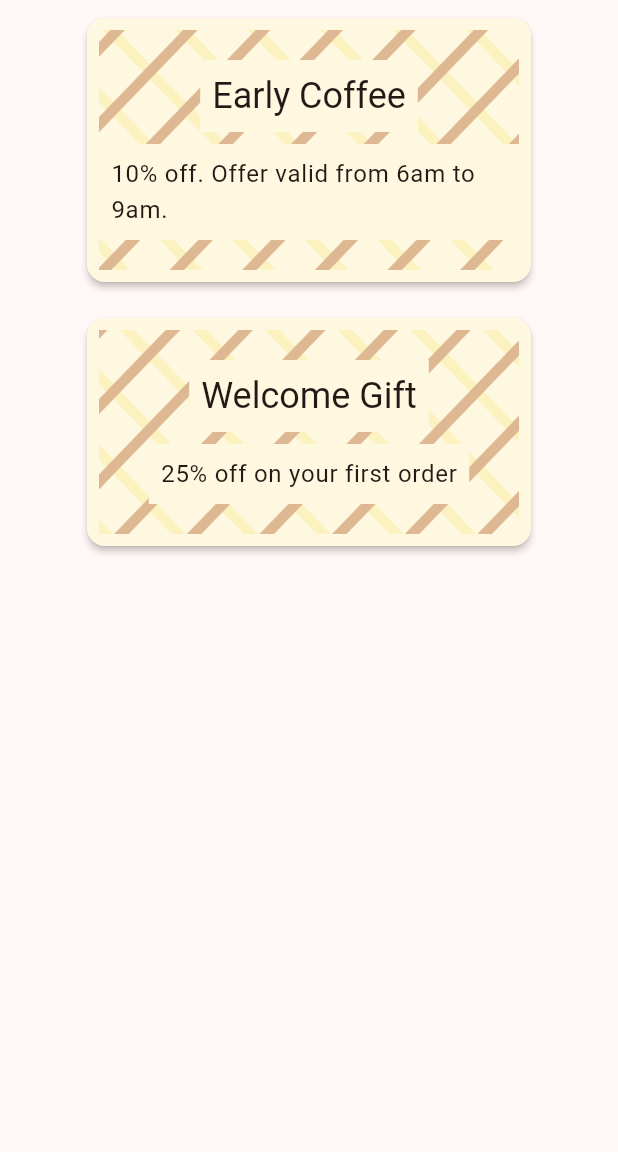
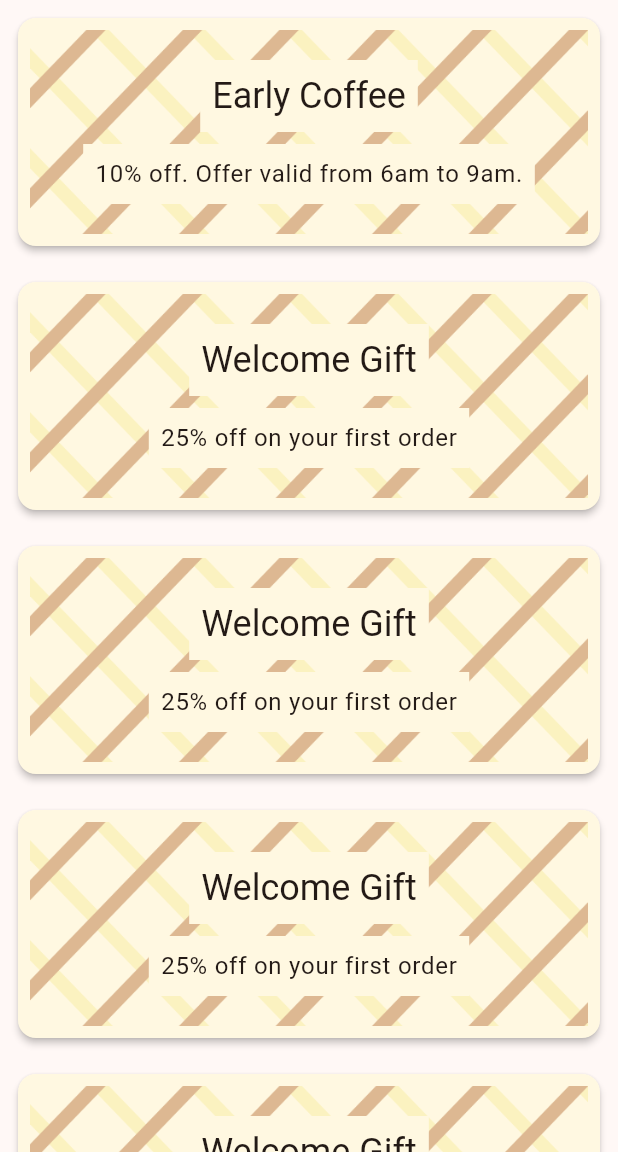
Before and after one commit to siw-ss/coffee_masters_flutter_app, a Flutter app: the screen it shows after launch, on a phone screen of 412 x 824 dp, the part 84-1236 px from its top. Run offline on Flutter 3.47's test engine with Material 3 defaults, Android fonts, the phone set to English and light mode, and no system bars.

Commit message:
add scroll in OffersPage with ListView

```diff
--- a/lib/main.dart
+++ b/lib/main.dart
@@ -67,7 +67,9 @@ class _MyHomePageState extends State<MyHomePage> {
         backgroundColor: Theme.of(context).colorScheme.primary,
         title: Image.asset("images/logo.png"),
       ),
-      body: const OffersPage(), // This trailing comma makes auto-formatting nicer for build methods.
+      //-------body start-----------------
+      body: const OffersPage(),
+      //--------body end-----------------/ This trailing comma makes auto-formatting nicer for build methods.
     );
   }
 }
--- a/lib/pages/offerspage.dart
+++ b/lib/pages/offerspage.dart
@@ -5,13 +5,17 @@ class OffersPage extends StatelessWidget {
 
   @override
   Widget build(BuildContext context) {
-    return const SizedBox(
+    return SizedBox(
       width: double.infinity,
-      child: Column(children: [
+      child: ListView(
+        children: const [
         Offer(
             title: "Early Coffee",
             description: "10% off. Offer valid from 6am to 9am."),
-        Offer(title: "Welcome Gift", description: "25% off on your first order")
+        Offer(title: "Welcome Gift", description: "25% off on your first order"),
+        Offer(title: "Welcome Gift", description: "25% off on your first order"),
+        Offer(title: "Welcome Gift", description: "25% off on your first order"),
+        Offer(title: "Welcome Gift", description: "25% off on your first order"),
       ]),
     );
   }
```
